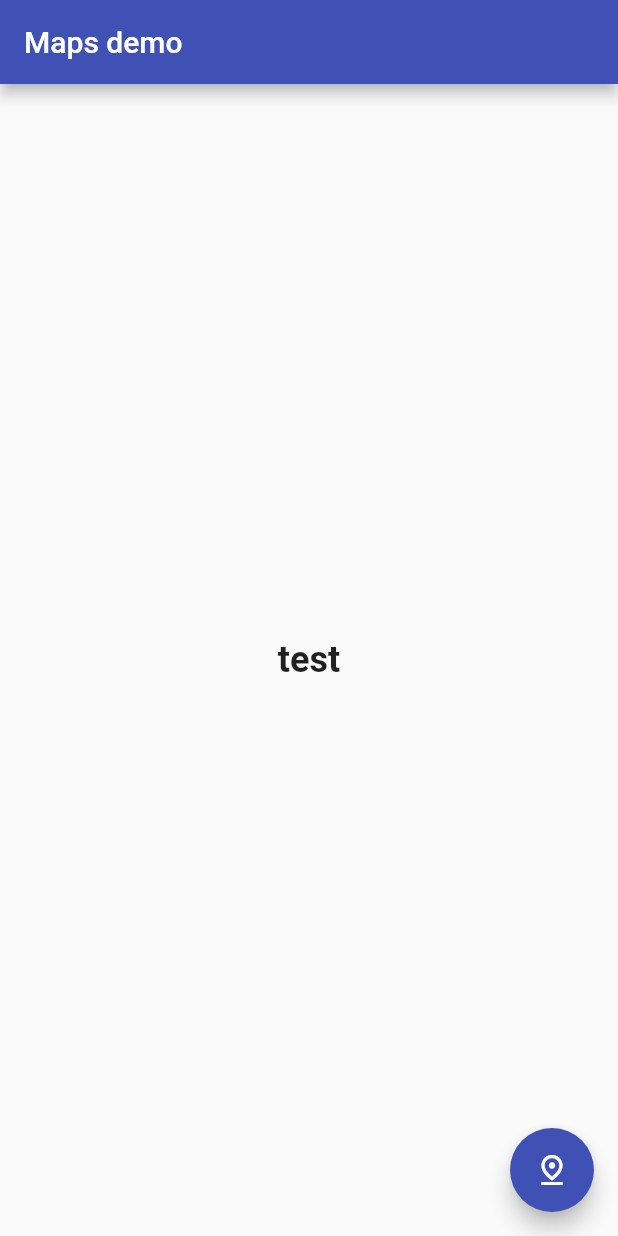
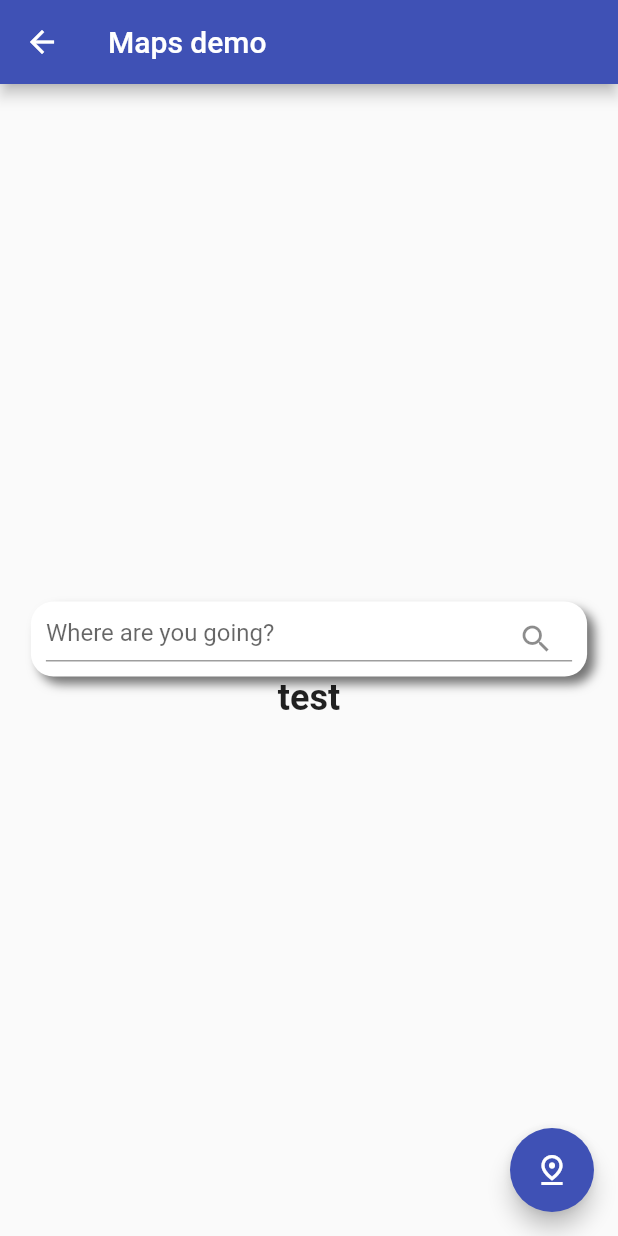
Before and after one commit to ryanemm/mapbox, a Flutter app: the HomeScreen screen opened directly, on a phone screen of 412 x 824 dp. Run offline on Flutter 3.47's test engine with Material 2 defaults, Android fonts, the light colour scheme and no system bars; our stand-ins replace geolocator, google_maps_flutter.

Commit message:
places search

```diff
--- /dev/null
+++ b/lib/src/blocs/application_bloc.dart
@@ -0,0 +1,29 @@
+import "package:flutter/material.dart";
+import 'dart:async';
+import 'package:mapbox/src/models/place_search.dart';
+import "package:mapbox/src/services/places_service.dart";
+import "package:mapbox/src/services/geolocator_service.dart";
+import "package:geolocator/geolocator.dart";
+
+class ApplicationBloc with ChangeNotifier {
+  final geolocatorService = GeolocatorService();
+  final placesService = PlacesService();
+
+  //variables
+  Position currentLocation;
+  List<PlaceSearch> searchResults;
+
+  ApplicationBloc() {
+    setCurrentLocation();
+  }
+
+  setCurrentLocation() async {
+    currentLocation = await geolocatorService.getCurrentLocation();
+    notifyListeners();
+  }
+
+  searchPlaces(String searchTerm) async {
+    searchResults = await placesService.getAutocomplete(searchTerm);
+    notifyListeners();
+  }
+}
--- /dev/null
+++ b/lib/src/components/search_bar.dart
@@ -0,0 +1,41 @@
+import "package:flutter/material.dart";
+import 'package:mapbox/src/blocs/application_bloc.dart';
+import "package:provider/provider.dart";
+
+class SearchBar extends StatefulWidget {
+  @override
+  _SearchBarState createState() => _SearchBarState();
+}
+
+class _SearchBarState extends State<SearchBar> {
+  @override
+  Widget build(BuildContext context) {
+    Size screenSize = MediaQuery.of(context).size;
+    final applicationBloc = Provider.of<ApplicationBloc>(context);
+    return Container(
+      child: Container(
+        height: 50,
+        padding: EdgeInsets.all(10),
+        width: screenSize.width * 0.9,
+        decoration: BoxDecoration(
+          borderRadius: BorderRadius.circular(15),
+          color: Colors.white,
+          boxShadow: [
+            BoxShadow(
+              color: Colors.black54,
+              offset: Offset(5, 5),
+              blurRadius: 5,
+            ),
+          ],
+        ),
+        child: TextField(
+          decoration: InputDecoration(
+            hintText: "Where are you going?",
+            suffixIcon: Icon(Icons.search),
+          ),
+          onChanged: (value) => applicationBloc.searchPlaces(value),
+        ),
+      ),
+    );
+  }
+}
--- /dev/null
+++ b/lib/src/models/place_search.dart
@@ -0,0 +1,13 @@
+class PlaceSearch {
+  final String description;
+  final String placeId;
+
+  PlaceSearch({this.description, this.placeId});
+
+  factory PlaceSearch.fromJson(Map<String, dynamic> json) {
+    return PlaceSearch(
+      description: json["description"],
+      placeId: json["place_id"],
+    );
+  }
+}
--- /dev/null
+++ b/lib/src/services/geolocator_service.dart
@@ -0,0 +1,8 @@
+import "package:geolocator/geolocator.dart";
+
+class GeolocatorService {
+  Future<Position> getCurrentLocation() async {
+    return await Geolocator.getCurrentPosition(
+        desiredAccuracy: LocationAccuracy.high);
+  }
+}
```
Also changed, not shown: lib/main.dart (+14 -7 lines), lib/src/screens/google_map_screen.dart (renamed from lib/screens/google_map_screen.dart, +65 -10 lines), lib/src/services/places_service.dart (added, +16 -0 lines), pubspec.yaml (+9 -1 lines), pubspec.lock, 1 other file.
